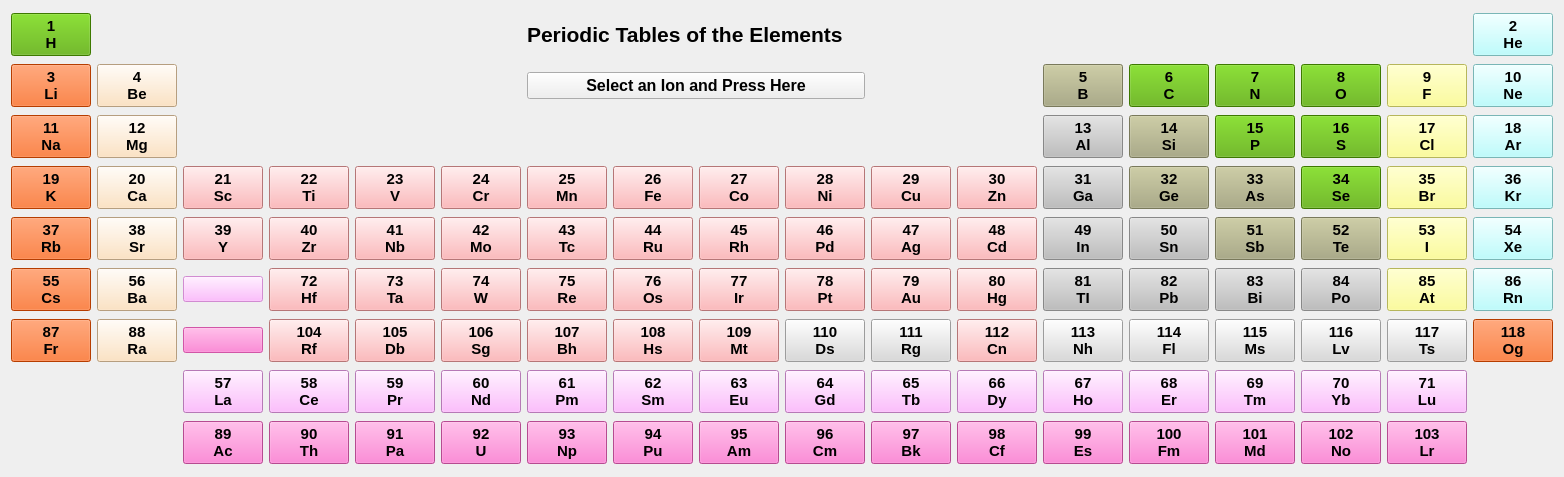
Qt form furiousatoms/forms/periodic_table.ui (nasimanousheh/furious-atoms) before a commit.
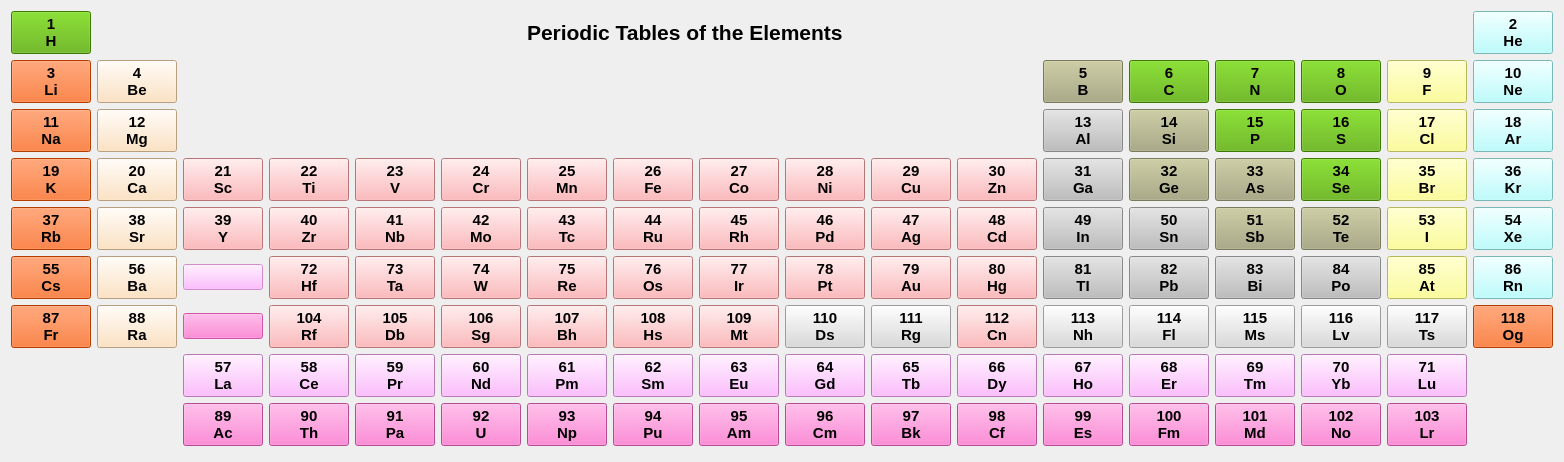
The same form after that commit.

The edit to the form file:
```diff
--- a/furiousatoms/forms/periodic_table.ui
+++ b/furiousatoms/forms/periodic_table.ui
@@ -6,8 +6,8 @@
    <rect>
     <x>0</x>
     <y>0</y>
-    <width>1487</width>
-    <height>477</height>
+    <width>1470</width>
+    <height>462</height>
    </rect>
   </property>
   <property name="windowTitle">
@@ -120,20 +120,6 @@
      </attribute>
     </widget>
    </item>
-   <item row="1" column="6" colspan="4">
-    <widget class="QPushButton" name="pushButton_select">
-     <property name="font">
-      <font>
-       <pointsize>12</pointsize>
-       <weight>75</weight>
-       <bold>true</bold>
-      </font>
-     </property>
-     <property name="text">
-      <string>Select an Ion and Press Here</string>
-     </property>
-    </widget>
-   </item>
    <item row="1" column="12">
     <widget class="QPushButton" name="B">
      <property name="font">
```
Left out of the diff: 3106 changed lines with no effect on the pictures.
